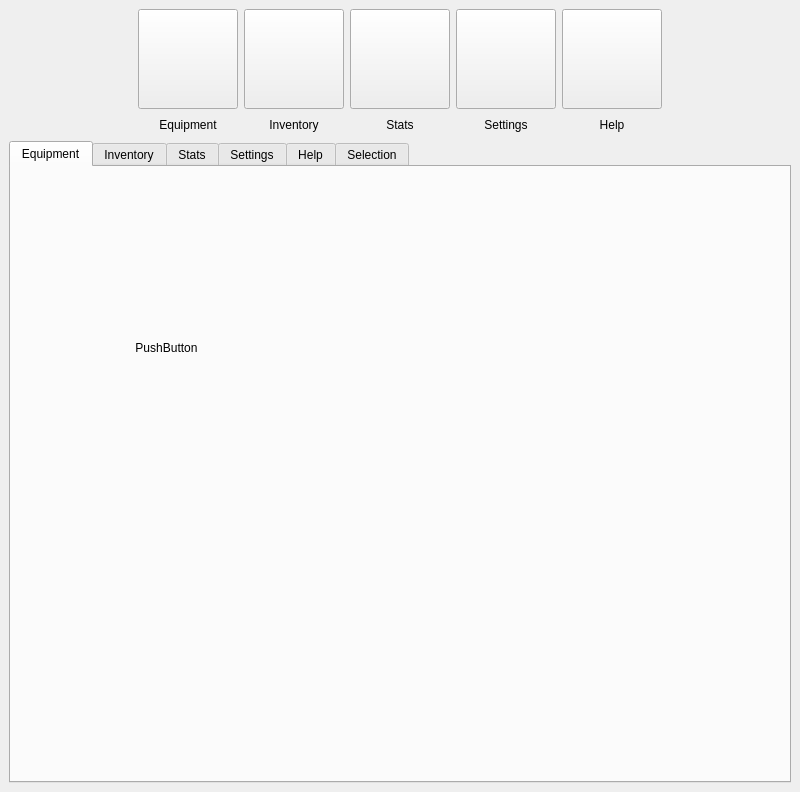
The window that mainwindow.ui (lDeathlWhisperl/TLHoN_SE) describes before a commit, drawn with Qt 5.
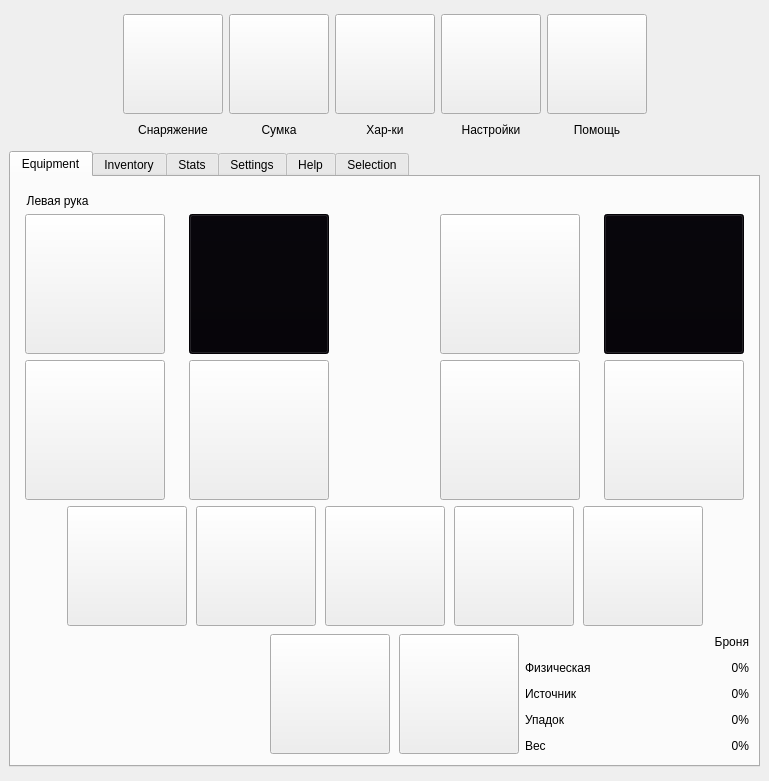
The same window after the commit. Icons and pictures are not drawn.

Commit message:
Equipment Tab
Completed tab UI

```diff
--- a/mainwindow.ui
+++ b/mainwindow.ui
@@ -6,10 +6,16 @@
    <rect>
     <x>0</x>
     <y>0</y>
-    <width>800</width>
-    <height>792</height>
+    <width>769</width>
+    <height>781</height>
    </rect>
   </property>
+  <property name="sizePolicy">
+   <sizepolicy hsizetype="Fixed" vsizetype="Fixed">
+    <horstretch>0</horstretch>
+    <verstretch>0</verstretch>
+   </sizepolicy>
+  </property>
   <property name="windowTitle">
    <string>MainWindow</string>
   </property>
@@ -27,6 +33,12 @@
    <layout class="QVBoxLayout" name="verticalLayout_6">
     <item>
      <layout class="QHBoxLayout" name="horizontalLayout">
+      <property name="leftMargin">
+       <number>0</number>
+      </property>
+      <property name="bottomMargin">
+       <number>0</number>
+      </property>
       <item>
        <spacer name="horizontalSpacer">
         <property name="orientation">
@@ -75,8 +87,11 @@
             <height>20</height>
            </size>
           </property>
+          <property name="styleSheet">
+           <string notr="true"/>
+          </property>
           <property name="text">
-           <string>Equipment</string>
+           <string>Снаряжение</string>
           </property>
           <property name="alignment">
            <set>Qt::AlignmentFlag::AlignCenter</set>
@@ -121,7 +136,7 @@
            </size>
           </property>
           <property name="text">
-           <string>Inventory</string>
+           <string>Сумка</string>
           </property>
           <property name="alignment">
            <set>Qt::AlignmentFlag::AlignCenter</set>
@@ -166,7 +181,7 @@
            </size>
           </property>
           <property name="text">
-           <string>Stats</string>
+           <string>Хар-ки</string>
           </property>
           <property name="alignment">
            <set>Qt::AlignmentFlag::AlignCenter</set>
@@ -214,7 +229,7 @@
            </size>
           </property>
           <property name="text">
-           <string>Settings</string>
+           <string>Настройки</string>
           </property>
           <property name="alignment">
            <set>Qt::AlignmentFlag::AlignCenter</set>
@@ -259,7 +274,7 @@
            </size>
           </property>
           <property name="text">
-           <string>Help</string>
+           <string>Помощь</string>
           </property>
           <property name="alignment">
            <set>Qt::AlignmentFlag::AlignCenter</set>
@@ -285,8 +300,64 @@
     </item>
     <item>
      <widget class="QTabWidget" name="tabWidget">
+      <property name="sizePolicy">
+       <sizepolicy hsizetype="Fixed" vsizetype="Fixed">
+        <horstretch>0</horstretch>
+        <verstretch>0</verstretch>
+       </sizepolicy>
+      </property>
       <property name="styleSheet">
-       <string notr="true"/>
+       <string notr="true">QPushButton::hover
+{
+	border: 5px solid rgb(240, 255, 140);
+    border-radius: 7px;
+}
+QPushButton#btn_lefthand_1 
+{
+	background: url(:/Resourses/Images/Icons/BlankIcon_LeftHand_HF_Small.png);
+}
+QPushButton#btn_lefthand_2
+{
+	background: url(:/Resourses/Images/Icons/BlankIcon_LeftHand_HF_Small.png);
+	background-color: rgb(5, 3, 8);
+}
+QPushButton#btn_righthand_1
+{
+	background: url(:/Resourses/Images/Icons/BlankIcon_RightHand_HF_Small.png);
+}
+QPushButton#btn_righthand_2
+{
+	background: url(:/Resourses/Images/Icons/BlankIcon_RightHand_HF_Small.png);
+	background-color: rgb(5, 3, 8);
+}
+QPushButton#btn_helm
+{
+	background: url(:/Resourses/Images/Icons/BlankIcon_Helm_HF_Small.png);
+}
+QPushButton#btn_torso
+{
+	background: url(:/Resourses/Images/Icons/BlankIcon_Torso_HF_Small.png);
+}
+QPushButton#btn_arms
+{
+	background: url(:/Resourses/Images/Icons/BlankIcon_Arms_HF_Small.png);
+}
+QPushButton#btn_legs
+{
+	background: url(:/Resourses/Images/Icons/BlankIcon_Legs_HF_Small.png);
+}
+QPushButton
+{
+	background: url(:/Resourses/Images/Icons/BlankIcon_Consumables_HF_Small.png), center;
+}
+QPushButton#btn_rings_1
+{
+	background: url(:/Resourses/Images/Icons/BlankIcon_Rings_HF_Small.png), center;
+}
+QPushButton#btn_rings_2
+{
+	background: url(:/Resourses/Images/Icons/BlankIcon_Rings_HF_Small.png),center;
+}</string>
       </property>
       <property name="currentIndex">
        <number>0</number>
@@ -295,25 +366,709 @@
        <bool>false</bool>
       </property>
       <widget class="QWidget" name="Equipment">
+       <property name="sizePolicy">
+        <sizepolicy hsizetype="Preferred" vsizetype="Preferred">
+         <horstretch>0</horstretch>
+         <verstretch>0</verstretch>
+        </sizepolicy>
+       </property>
+       <property name="minimumSize">
+        <size>
+         <width>747</width>
+         <height>578</height>
+        </size>
+       </property>
        <property name="styleSheet">
-        <string notr="true">border: none;</string>
+        <string notr="true"/>
        </property>
        <attribute name="title">
         <string>Equipment</string>
        </attribute>
-       <widget class="QPushButton" name="pushButton">
-        <property name="geometry">
-         <rect>
-          <x>80</x>
-          <y>100</y>
-          <width>151</width>
-          <height>161</height>
-         </rect>
-        </property>
-        <property name="text">
-         <string>PushButton</string>
-        </property>
-       </widget>
+       <layout class="QVBoxLayout" name="verticalLayout_12">
+        <item>
+         <widget class="QLabel" name="label">
+          <property name="minimumSize">
+           <size>
+            <width>0</width>
+            <height>20</height>
+           </size>
+          </property>
+          <property name="text">
+           <string>  Левая рука</string>
+          </property>
+          <property name="alignment">
+           <set>Qt::AlignmentFlag::AlignBottom|Qt::AlignmentFlag::AlignLeading|Qt::AlignmentFlag::AlignLeft</set>
+          </property>
+         </widget>
+        </item>
+        <item>
+         <layout class="QHBoxLayout" name="horizontalLayout_2">
+          <item>
+           <layout class="QVBoxLayout" name="verticalLayout_9">
+            <item>
+             <widget class="QPushButton" name="btn_lefthand_1">
+              <property name="sizePolicy">
+               <sizepolicy hsizetype="Minimum" vsizetype="Minimum">
+                <horstretch>0</horstretch>
+                <verstretch>0</verstretch>
+               </sizepolicy>
+              </property>
+              <property name="minimumSize">
+               <size>
+                <width>140</width>
+                <height>140</height>
+               </size>
+              </property>
+              <property name="maximumSize">
+               <size>
+                <width>140</width>
+                <height>140</height>
+               </size>
+              </property>
+              <property name="styleSheet">
+               <string notr="true"/>
+              </property>
+              <property name="text">
+               <string/>
+              </property>
+             </widget>
+            </item>
+            <item>
+             <widget class="QPushButton" name="btn_helm">
+              <property name="sizePolicy">
+               <sizepolicy hsizetype="Minimum" vsizetype="Minimum">
+                <horstretch>0</horstretch>
+                <verstretch>0</verstretch>
+               </sizepolicy>
+              </property>
+              <property name="minimumSize">
+               <size>
+                <width>140</width>
+                <height>140</height>
+               </size>
+              </property>
+              <property name="maximumSize">
+               <size>
+                <width>140</width>
+                <height>140</height>
+               </size>
+              </property>
+              <property name="styleSheet">
+               <string notr="true"/>
+              </property>
+              <property name="text">
+               <string/>
+              </property>
+             </widget>
+            </item>
+           </layout>
+          </item>
+          <item>
+           <spacer name="horizontalSpacer_11">
+            <property name="orientation">
+             <enum>Qt::Orientation::Horizontal</enum>
+            </property>
+            <property name="sizeType">
+             <enum>QSizePolicy::Policy::Fixed</enum>
+            </property>
+            <property name="sizeHint" stdset="0">
+             <size>
+              <width>13</width>
+              <height>20</height>
+             </size>
+            </property>
+           </spacer>
+          </item>
+          <item>
+           <layout class="QVBoxLayout" name="verticalLayout_7">
+            <item>
+             <widget class="QPushButton" name="btn_lefthand_2">
+              <property name="minimumSize">
+               <size>
+                <width>140</width>
+                <height>140</height>
+               </size>
+              </property>
+              <property name="maximumSize">
+               <size>
+                <width>140</width>
+                <height>140</height>
+               </size>
+              </property>
+              <property name="styleSheet">
+               <string notr="true"/>
+              </property>
+              <property name="text">
+               <string/>
+              </property>
+             </widget>
+            </item>
+            <item>
+             <widget class="QPushButton" name="btn_torso">
+              <property name="minimumSize">
+               <size>
+                <width>140</width>
+                <height>140</height>
+               </size>
+              </property>
+              <property name="maximumSize">
+               <size>
+                <width>140</width>
+                <height>140</height>
+               </size>
+              </property>
+              <property name="styleSheet">
+               <string notr="true"/>
+              </property>
+              <property name="text">
+               <string/>
+              </property>
+             </widget>
+            </item>
+           </layout>
+          </item>
+          <item>
+           <spacer name="horizontalSpacer_3">
+            <property name="orientation">
+             <enum>Qt::Orientation::Horizontal</enum>
+            </property>
+            <property name="sizeType">
+             <enum>QSizePolicy::Policy::Minimum</enum>
+            </property>
+            <property name="sizeHint" stdset="0">
+             <size>
+              <width>100</width>
+              <height>280</height>
+             </size>
+            </property>
+           </spacer>
+          </item>
+          <item>
+           <layout class="QVBoxLayout" name="verticalLayout_8">
+            <item>
+             <widget class="QPushButton" name="btn_righthand_1">
+              <property name="minimumSize">
+               <size>
+                <width>140</width>
+                <height>140</height>
+               </size>
+              </property>
+              <property name="maximumSize">
+               <size>
+                <width>140</width>
+                <height>140</height>
+               </size>
+              </property>
+              <property name="styleSheet">
+               <string notr="true"/>
+              </property>
+              <property name="text">
+               <string/>
+              </property>
+             </widget>
+            </item>
+            <item>
+             <widget class="QPushButton" name="btn_arms">
+              <property name="minimumSize">
+               <size>
+                <width>140</width>
+                <height>140</height>
+               </size>
+              </property>
+              <property name="maximumSize">
+               <size>
+                <width>140</width>
+                <height>140</height>
+               </size>
+              </property>
+              <property name="text">
+               <string/>
+              </property>
+             </widget>
+            </item>
+           </layout>
+          </item>
+          <item>
+           <spacer name="horizontalSpacer_13">
+            <property name="orientation">
+             <enum>Qt::Orientation::Horizontal</enum>
+            </property>
+            <property name="sizeType">
+             <enum>QSizePolicy::Policy::Fixed</enum>
+            </property>
+            <property name="sizeHint" stdset="0">
+             <size>
+              <width>13</width>
+              <height>20</height>
+             </size>
+            </property>
+           </spacer>
+          </item>
+          <item>
+           <layout class="QVBoxLayout" name="verticalLayout_10">
+            <item>
+             <widget class="QPushButton" name="btn_righthand_2">
+              <property name="minimumSize">
+               <size>
+                <width>140</width>
+                <height>140</height>
+               </size>
+              </property>
+              <property name="maximumSize">
+               <size>
+                <width>140</width>
+                <height>140</height>
+               </size>
+              </property>
+              <property name="styleSheet">
+               <string notr="true"/>
+              </property>
+              <property name="text">
+               <string/>
+              </property>
+             </widget>
+            </item>
+            <item>
+             <widget class="QPushButton" name="btn_legs">
+              <property name="minimumSize">
+               <size>
+                <width>140</width>
+                <height>140</height>
+               </size>
+              </property>
+              <property name="maximumSize">
+               <size>
+                <width>140</width>
+                <height>140</height>
+               </size>
+              </property>
+              <property name="text">
+               <string/>
+              </property>
+             </widget>
+            </item>
+           </layout>
+          </item>
+         </layout>
+        </item>
+        <item>
+         <layout class="QHBoxLayout" name="horizontalLayout_4">
+          <property name="spacing">
+           <number>6</number>
+          </property>
+          <property name="leftMargin">
+           <number>0</number>
+          </property>
+          <property name="rightMargin">
+           <number>0</number>
+          </property>
+          <item>
+           <spacer name="horizontalSpacer_6">
+            <property name="orientation">
+             <enum>Qt::Orientation::Horizontal</enum>
+            </property>
+            <property name="sizeHint" stdset="0">
+             <size>
+              <width>40</width>
+              <height>20</height>
+             </size>
+            </property>
+           </spacer>
+          </item>
+          <item>
+           <widget class="QPushButton" name="btn_consumable_1">
+            <property name="minimumSize">
+             <size>
+              <width>120</width>
+              <height>120</height>
+             </size>
+            </property>
+            <property name="maximumSize">
+             <size>
+              <width>120</width>
+              <height>120</height>
+             </size>
+            </property>
+            <property name="text">
+             <string/>
+            </property>
+           </widget>
+          </item>
+          <item>
+           <spacer name="horizontalSpacer_5">
+            <property name="orientation">
+             <enum>Qt::Orientation::Horizontal</enum>
+            </property>
+            <property name="sizeType">
+             <enum>QSizePolicy::Policy::Fixed</enum>
+            </property>
+            <property name="sizeHint" stdset="0">
+             <size>
+              <width>3</width>
+              <height>20</height>
+             </size>
+            </property>
+           </spacer>
+          </item>
+          <item>
+           <widget class="QPushButton" name="btn_consumable_2">
+            <property name="minimumSize">
+             <size>
+              <width>120</width>
+              <height>120</height>
+             </size>
+            </property>
+            <property name="maximumSize">
+             <size>
+              <width>120</width>
+              <height>120</height>
+             </size>
+            </property>
+            <property name="text">
+             <string/>
+            </property>
+           </widget>
+          </item>
+          <item>
+           <spacer name="horizontalSpacer_7">
+            <property name="orientation">
+             <enum>Qt::Orientation::Horizontal</enum>
+            </property>
+            <property name="sizeType">
+             <enum>QSizePolicy::Policy::Fixed</enum>
+            </property>
+            <property name="sizeHint" stdset="0">
+             <size>
+              <width>3</width>
+              <height>20</height>
+             </size>
+            </property>
+           </spacer>
+          </item>
+          <item>
+           <widget class="QPushButton" name="btn_consumable_3">
+            <property name="minimumSize">
+             <size>
+              <width>120</width>
+              <height>120</height>
+             </size>
+            </property>
+            <property name="maximumSize">
+             <size>
+              <width>120</width>
+              <height>120</height>
+             </size>
+            </property>
+            <property name="text">
+             <string/>
+            </property>
+           </widget>
+          </item>
+          <item>
+           <spacer name="horizontalSpacer_8">
+            <property name="orientation">
+             <enum>Qt::Orientation::Horizontal</enum>
+            </property>
+            <property name="sizeType">
+             <enum>QSizePolicy::Policy::Fixed</enum>
+            </property>
+            <property name="sizeHint" stdset="0">
+             <size>
+              <width>3</width>
+              <height>20</height>
+             </size>
+            </property>
+           </spacer>
+          </item>
+          <item>
+           <widget class="QPushButton" name="btn_consumable_4">
+            <property name="minimumSize">
+             <size>
+              <width>120</width>
+              <height>120</height>
+             </size>
+            </property>
+            <property name="maximumSize">
+             <size>
+              <width>120</width>
+              <height>120</height>
+             </size>
+            </property>
+            <property name="text">
+             <string/>
+            </property>
+           </widget>
+          </item>
+          <item>
+           <spacer name="horizontalSpacer_9">
+            <property name="orientation">
+             <enum>Qt::Orientation::Horizontal</enum>
+            </property>
+            <property name="sizeType">
+             <enum>QSizePolicy::Policy::Fixed</enum>
+            </property>
+            <property name="sizeHint" stdset="0">
+             <size>
+              <width>3</width>
+              <height>20</height>
+             </size>
+            </property>
+           </spacer>
+          </item>
+          <item>
+           <widget class="QPushButton" name="btn_consumable_5">
+            <property name="minimumSize">
+             <size>
+              <width>120</width>
+              <height>120</height>
+             </size>
+            </property>
+            <property name="maximumSize">
+             <size>
+              <width>120</width>
+              <height>120</height>
+             </size>
+            </property>
+            <property name="text">
+             <string/>
+            </property>
+           </widget>
+          </item>
+          <item>
+           <spacer name="horizontalSpacer_10">
+            <property name="orientation">
+             <enum>Qt::Orientation::Horizontal</enum>
+            </property>
+            <property name="sizeHint" stdset="0">
+             <size>
+              <width>40</width>
+              <height>20</height>
+             </size>
+            </property>
+           </spacer>
+          </item>
+         </layout>
+        </item>
+        <item>
+         <layout class="QHBoxLayout" name="horizontalLayout_6">
+          <item>
+           <spacer name="horizontalSpacer_16">
+            <property name="orientation">
+             <enum>Qt::Orientation::Horizontal</enum>
+            </property>
+            <property name="sizeType">
+             <enum>QSizePolicy::Policy::Fixed</enum>
+            </property>
+            <property name="sizeHint" stdset="0">
+             <size>
+              <width>250</width>
+              <height>20</height>
+             </size>
+            </property>
+           </spacer>
+          </item>
+          <item>
+           <widget class="QPushButton" name="btn_rings_1">
+            <property name="minimumSize">
+             <size>
+              <width>120</width>
+              <height>120</height>
+             </size>
+            </property>
+            <property name="maximumSize">
+             <size>
+              <width>120</width>
+              <height>120</height>
+             </size>
+            </property>
+            <property name="text">
+             <string/>
+            </property>
+           </widget>
+          </item>
+          <item>
+           <spacer name="horizontalSpacer_15">
+            <property name="orientation">
+             <enum>Qt::Orientation::Horizontal</enum>
+            </property>
+            <property name="sizeType">
+             <enum>QSizePolicy::Policy::Fixed</enum>
+            </property>
+            <property name="sizeHint" stdset="0">
+             <size>
+              <width>3</width>
+              <height>20</height>
+             </size>
+            </property>
+           </spacer>
+          </item>
+          <item>
+           <widget class="QPushButton" name="btn_rings_2">
+            <property name="minimumSize">
+             <size>
+              <width>120</width>
+              <height>120</height>
+             </size>
+            </property>
+            <property name="maximumSize">
+             <size>
+              <width>120</width>
+              <height>120</height>
+             </size>
+            </property>
+            <property name="text">
+             <string/>
+            </property>
+           </widget>
+          </item>
+          <item>
+           <layout class="QGridLayout" name="gridLayout">
+            <item row="3" column="2">
+             <widget class="QLabel" name="label_12">
+              <property name="minimumSize">
+               <size>
+                <width>0</width>
+                <height>20</height>
+               </size>
+              </property>
+              <property name="text">
+               <string>0%</string>
+              </property>
+              <property name="alignment">
+               <set>Qt::AlignmentFlag::AlignRight|Qt::AlignmentFlag::AlignTrailing|Qt::AlignmentFlag::AlignVCenter</set>
+              </property>
+             </widget>
+            </item>
+            <item row="1" column="2">
+             <widget class="QLabel" name="label_8">
+              <property name="minimumSize">
+               <size>
+                <width>0</width>
+                <height>20</height>
+               </size>
+              </property>
+              <property name="text">
+               <string>0%</string>
+              </property>
+              <property name="alignment">
+               <set>Qt::AlignmentFlag::AlignRight|Qt::AlignmentFlag::AlignTrailing|Qt::AlignmentFlag::AlignVCenter</set>
+              </property>
+             </widget>
+            </item>
+            <item row="4" column="2">
+             <widget class="QLabel" name="label_13">
+              <property name="minimumSize">
+               <size>
+                <width>0</width>
+                <height>20</height>
+               </size>
+              </property>
+              <property name="text">
+               <string>0%</string>
+              </property>
+              <property name="alignment">
+               <set>Qt::AlignmentFlag::AlignRight|Qt::AlignmentFlag::AlignTrailing|Qt::AlignmentFlag::AlignVCenter</set>
+              </property>
+             </widget>
+            </item>
+            <item row="0" column="2">
+             <widget class="QLabel" name="l_armor">
+              <property name="minimumSize">
+               <size>
+                <width>0</width>
+                <height>20</height>
+               </size>
+              </property>
+              <property name="font">
+               <font>
+                <pointsize>9</pointsize>
+                <bold>false</bold>
+               </font>
+              </property>
+              <property name="text">
+               <string>Броня</string>
+              </property>
+              <property name="alignment">
+               <set>Qt::AlignmentFlag::AlignRight|Qt::AlignmentFlag::AlignTrailing|Qt::AlignmentFlag::AlignVCenter</set>
+              </property>
+             </widget>
+            </item>
+            <item row="2" column="0">
+             <widget class="QLabel" name="label_9">
+              <property name="minimumSize">
+               <size>
+                <width>0</width>
+                <height>20</height>
+               </size>
+              </property>
+              <property name="text">
+               <string>Источник</string>
+              </property>
+             </widget>
+            </item>
+            <item row="2" column="2">
+             <widget class="QLabel" name="label_11">
+              <property name="minimumSize">
+               <size>
+                <width>0</width>
+                <height>20</height>
+               </size>
+              </property>
+              <property name="text">
+               <string>0%</string>
+              </property>
+              <property name="alignment">
+               <set>Qt::AlignmentFlag::AlignRight|Qt::AlignmentFlag::AlignTrailing|Qt::AlignmentFlag::AlignVCenter</set>
+              </property>
+             </widget>
+            </item>
+            <item row="3" column="0">
+             <widget class="QLabel" name="label_10">
+              <property name="minimumSize">
+               <size>
+                <width>0</width>
+                <height>20</height>
+               </size>
+              </property>
+              <property name="text">
+               <string>Упадок</string>
+              </property>
+             </widget>
+            </item>
+            <item row="1" column="0">
+             <widget class="QLabel" name="label_7">
+              <property name="minimumSize">
+               <size>
+                <width>0</width>
+                <height>20</height>
+               </size>
+              </property>
+              <property name="text">
+               <string>Физическая</string>
+              </property>
+             </widget>
+            </item>
+            <item row="4" column="0">
+             <widget class="QLabel" name="label_14">
+              <property name="minimumSize">
+               <size>
+                <width>0</width>
+                <height>20</height>
+               </size>
+              </property>
+              <property name="text">
+               <string>Вес</string>
+              </property>
+              <property name="alignment">
+               <set>Qt::AlignmentFlag::AlignLeading|Qt::AlignmentFlag::AlignLeft|Qt::AlignmentFlag::AlignVCenter</set>
+              </property>
+             </widget>
+            </item>
+           </layout>
+          </item>
+         </layout>
+        </item>
+       </layout>
       </widget>
       <widget class="QWidget" name="Inventory">
        <attribute name="title">
```
Left out of the diff: 15 changed lines with no effect on the pictures. The commit also changes 534 other files.
